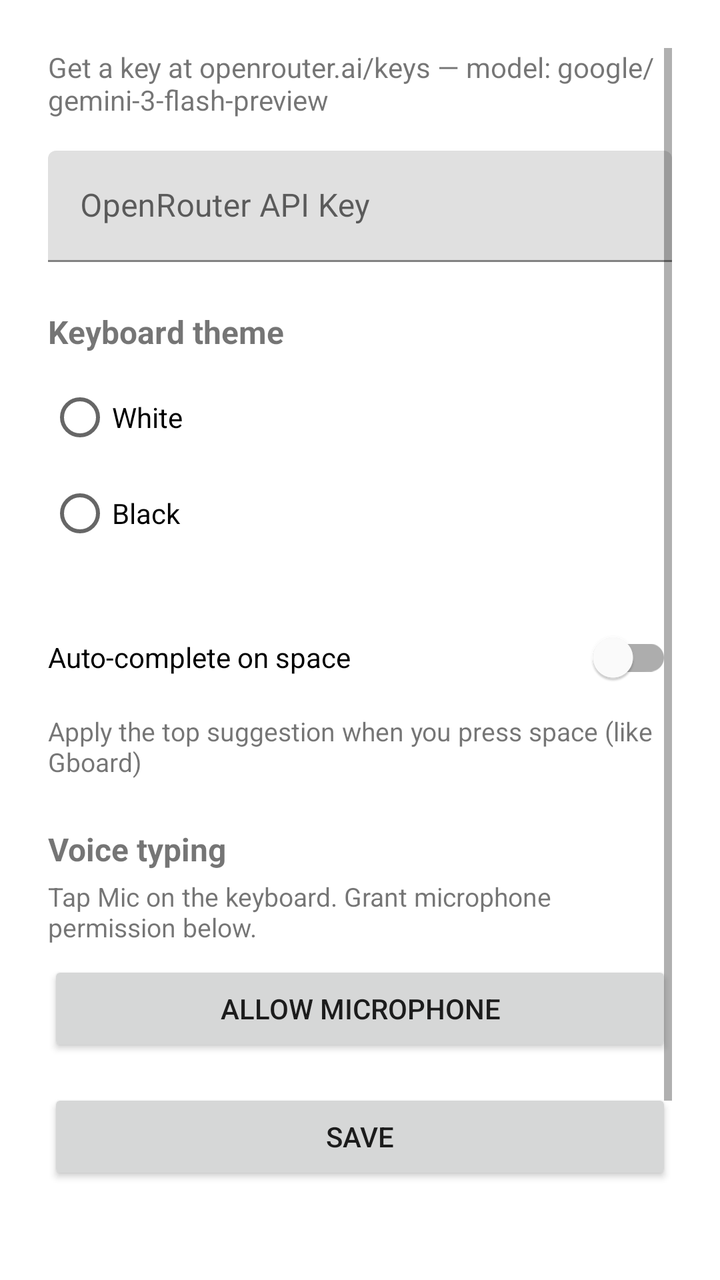
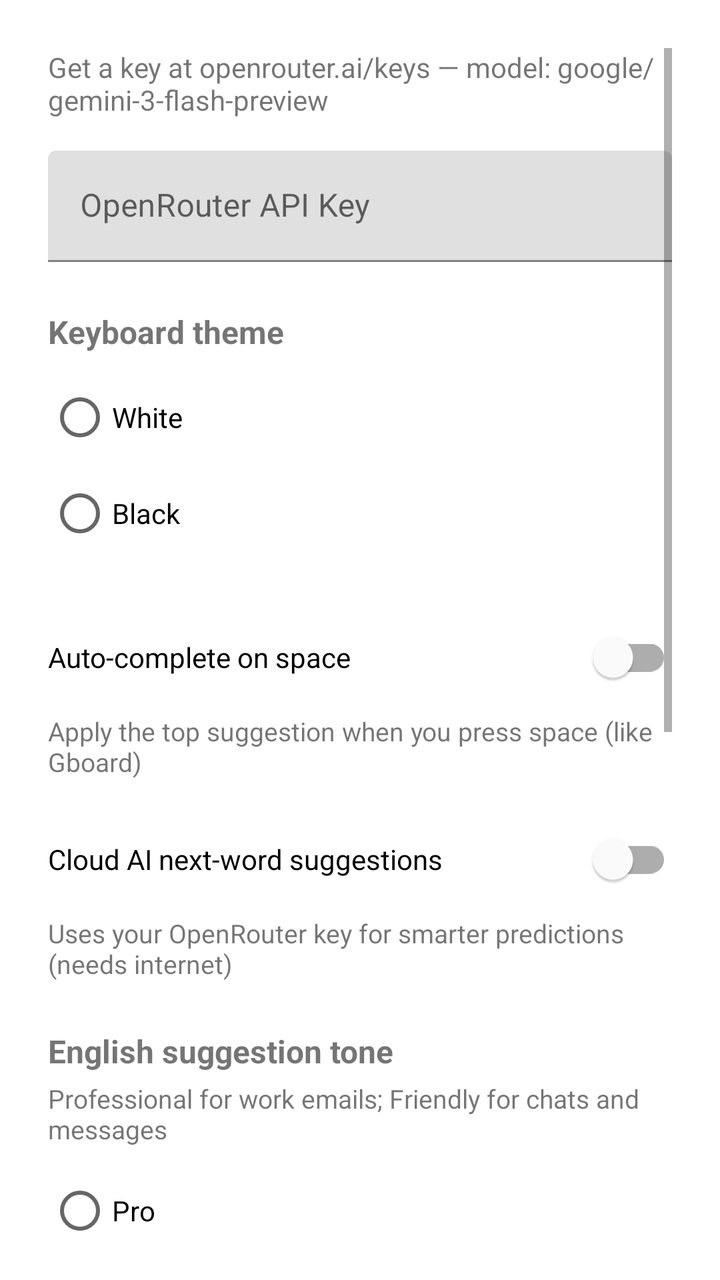

Screens rendered from an Android XML layout before and after an edit, with the pre-edit source and the edit as a unified diff.
<!-- AndroidManifest.xml: application theme Theme.SinhalaKeyboard -->
<!-- res/layout/activity_settings.xml -->
<?xml version="1.0" encoding="utf-8"?>
<ScrollView xmlns:android="http://schemas.android.com/apk/res/android"
    android:layout_width="match_parent"
    android:layout_height="match_parent"
    android:padding="24dp">

    <LinearLayout
        android:layout_width="match_parent"
        android:layout_height="wrap_content"
        android:orientation="vertical">

        <TextView
            android:layout_width="match_parent"
            android:layout_height="wrap_content"
            android:text="@string/openrouter_info"
            android:textSize="14sp" />

        <com.google.android.material.textfield.TextInputLayout
            android:layout_width="match_parent"
            android:layout_height="wrap_content"
            android:layout_marginTop="16dp"
            android:hint="@string/api_key_hint">

            <com.google.android.material.textfield.TextInputEditText
                android:id="@+id/apiKeyInput"
                android:layout_width="match_parent"
                android:layout_height="wrap_content"
                android:inputType="textPassword" />
        </com.google.android.material.textfield.TextInputLayout>

        <TextView
            android:layout_width="match_parent"
            android:layout_height="wrap_content"
            android:layout_marginTop="24dp"
            android:text="@string/theme_title"
            android:textSize="16sp"
            android:textStyle="bold" />

        <RadioGroup
            android:id="@+id/themeGroup"
            android:layout_width="match_parent"
            android:layout_height="wrap_content"
            android:layout_marginTop="8dp"
            android:orientation="vertical">

            <RadioButton
                android:id="@+id/themeWhite"
                android:layout_width="match_parent"
                android:layout_height="wrap_content"
                android:text="@string/theme_white" />

            <RadioButton
                android:id="@+id/themeBlack"
                android:layout_width="match_parent"
                android:layout_height="wrap_content"
                android:text="@string/theme_black" />
        </RadioGroup>

        <com.google.android.material.switchmaterial.SwitchMaterial
            android:id="@+id/switchAutoCorrect"
            android:layout_width="match_parent"
            android:layout_height="wrap_content"
            android:layout_marginTop="24dp"
            android:text="@string/auto_correct_title" />

        <TextView
            android:layout_width="match_parent"
            android:layout_height="wrap_content"
            android:layout_marginTop="4dp"
            android:text="@string/auto_correct_summary"
            android:textSize="13sp" />

        <TextView
            android:layout_width="match_parent"
            android:layout_height="wrap_content"
            android:layout_marginTop="24dp"
            android:text="@string/mic_settings_title"
            android:textSize="16sp"
            android:textStyle="bold" />

        <TextView
            android:layout_width="match_parent"
            android:layout_height="wrap_content"
            android:layout_marginTop="4dp"
            android:text="@string/mic_settings_summary"
            android:textSize="13sp" />

        <Button
            android:id="@+id/btnMicPermission"
            android:layout_width="match_parent"
            android:layout_height="wrap_content"
            android:layout_marginTop="8dp"
            android:text="@string/grant_mic" />

        <Button
            android:id="@+id/btnSave"
            android:layout_width="match_parent"
            android:layout_height="wrap_content"
            android:layout_marginTop="16dp"
            android:text="@string/save" />

        <TextView
            android:layout_width="match_parent"
            android:layout_height="wrap_content"
            android:layout_marginTop="24dp"
            android:text="How to enable keyboard:\n1. Install this APK\n2. Settings → System → Languages → On-screen keyboard\n3. Enable Sinhala Singlish Keyboard\n4. Switch keyboard while typing"
            android:textSize="14sp" />
    </LinearLayout>
</ScrollView>
<!-- resources referenced by this layout -->
<resources>
  <string name="api_key_hint">OpenRouter API Key</string>
  <string name="auto_correct_summary">Apply the top suggestion when you press space (like Gboard)</string>
  <string name="auto_correct_title">Auto-complete on space</string>
  <string name="grant_mic">Allow microphone</string>
  <string name="mic_settings_summary">Tap Mic on the keyboard. Grant microphone permission below.</string>
  <string name="mic_settings_title">Voice typing</string>
  <string name="openrouter_info">Get a key at openrouter.ai/keys — model: google/gemini-3-flash-preview</string>
  <string name="save">Save</string>
  <string name="theme_black">Black</string>
  <string name="theme_title">Keyboard theme</string>
  <string name="theme_white">White</string>
  <style name="Theme.SinhalaKeyboard" parent="Theme.MaterialComponents.DayNight.DarkActionBar" />
</resources>

<!-- the commit's change to res/layout/activity_settings.xml (unified diff, before → after) -->
@@ -70,6 +70,55 @@
             android:text="@string/auto_correct_summary"
             android:textSize="13sp" />
 
+        <com.google.android.material.switchmaterial.SwitchMaterial
+            android:id="@+id/switchCloudSuggestions"
+            android:layout_width="match_parent"
+            android:layout_height="wrap_content"
+            android:layout_marginTop="16dp"
+            android:text="@string/cloud_suggestions_title" />
+
+        <TextView
+            android:layout_width="match_parent"
+            android:layout_height="wrap_content"
+            android:layout_marginTop="4dp"
+            android:text="@string/cloud_suggestions_summary"
+            android:textSize="13sp" />
+
+        <TextView
+            android:layout_width="match_parent"
+            android:layout_height="wrap_content"
+            android:layout_marginTop="24dp"
+            android:text="@string/tone_title"
+            android:textSize="16sp"
+            android:textStyle="bold" />
+
+        <TextView
+            android:layout_width="match_parent"
+            android:layout_height="wrap_content"
+            android:layout_marginTop="4dp"
+            android:text="@string/tone_summary"
+            android:textSize="13sp" />
+
+        <RadioGroup
+            android:id="@+id/toneGroup"
+            android:layout_width="match_parent"
+            android:layout_height="wrap_content"
+            android:layout_marginTop="8dp"
+            android:orientation="vertical">
+
+            <RadioButton
+                android:id="@+id/toneProfessional"
+                android:layout_width="match_parent"
+                android:layout_height="wrap_content"
+                android:text="@string/tone_professional" />
+
+            <RadioButton
+                android:id="@+id/toneFriendly"
+                android:layout_width="match_parent"
+                android:layout_height="wrap_content"
+                android:text="@string/tone_friendly" />
+        </RadioGroup>
+
         <TextView
             android:layout_width="match_parent"
             android:layout_height="wrap_content"
@@ -92,6 +141,20 @@
             android:layout_marginTop="8dp"
             android:text="@string/grant_mic" />
 
+        <com.google.android.material.switchmaterial.SwitchMaterial
+            android:id="@+id/switchContinuousVoice"
+            android:layout_width="match_parent"
+            android:layout_height="wrap_content"
+            android:layout_marginTop="16dp"
+            android:text="@string/continuous_voice_title" />
+
+        <TextView
+            android:layout_width="match_parent"
+            android:layout_height="wrap_content"
+            android:layout_marginTop="4dp"
+            android:text="@string/continuous_voice_summary"
+            android:textSize="13sp" />
+
         <Button
             android:id="@+id/btnSave"
             android:layout_width="match_parent"
<!-- resource entries referenced after the edit -->
@@ -3,14 +3,22 @@
   <string name="api_key_hint">OpenRouter API Key</string>
   <string name="auto_correct_summary">Apply the top suggestion when you press space (like Gboard)</string>
   <string name="auto_correct_title">Auto-complete on space</string>
+  <string name="cloud_suggestions_summary">Uses your OpenRouter key for smarter predictions (needs internet)</string>
+  <string name="cloud_suggestions_title">Cloud AI next-word suggestions</string>
+  <string name="continuous_voice_summary">After tapping Mic, keep listening until you tap Mic again</string>
+  <string name="continuous_voice_title">Continuous voice (always listening)</string>
   <string name="grant_mic">Allow microphone</string>
-  <string name="mic_settings_summary">Tap Mic on the keyboard. Grant microphone permission below.</string>
+  <string name="mic_settings_summary">Tap Mic on the keyboard. Enable continuous mode to keep listening.</string>
   <string name="mic_settings_title">Voice typing</string>
   <string name="openrouter_info">Get a key at openrouter.ai/keys — model: google/gemini-3-flash-preview</string>
   <string name="save">Save</string>
   <string name="theme_black">Black</string>
   <string name="theme_title">Keyboard theme</string>
   <string name="theme_white">White</string>
+  <string name="tone_friendly">Friendly</string>
+  <string name="tone_professional">Pro</string>
+  <string name="tone_summary">Professional for work emails; Friendly for chats and messages</string>
+  <string name="tone_title">English suggestion tone</string>
   <style name="Theme.SinhalaKeyboard" parent="Theme.MaterialComponents.DayNight.DarkActionBar" />
 </resources>
 
